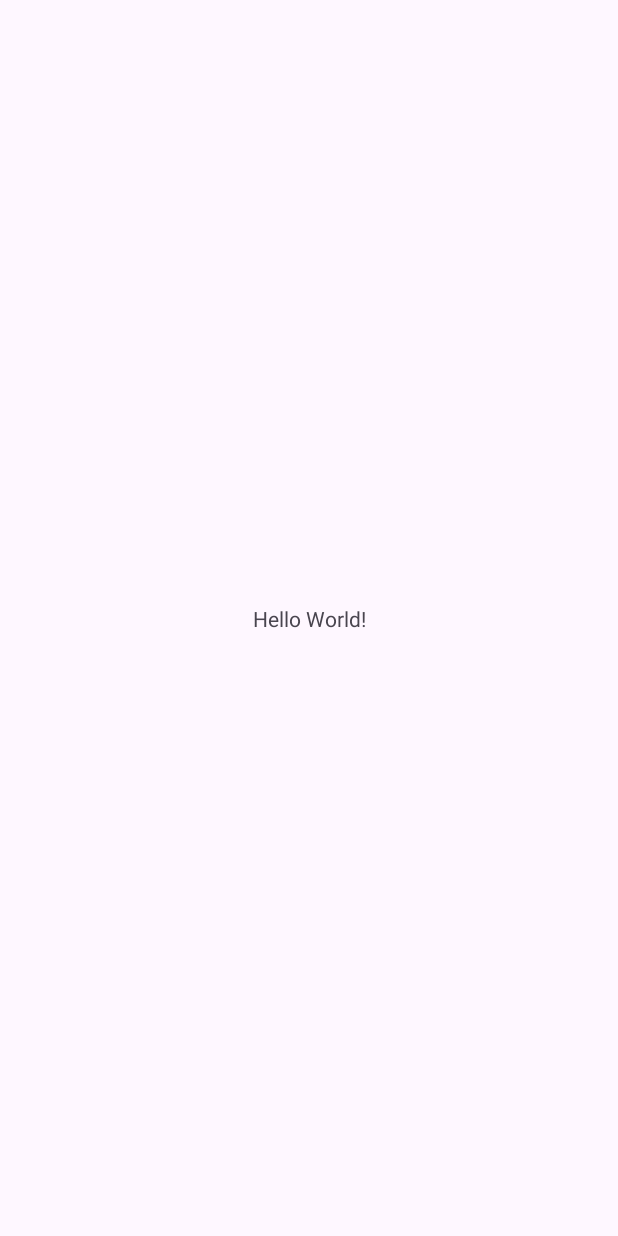
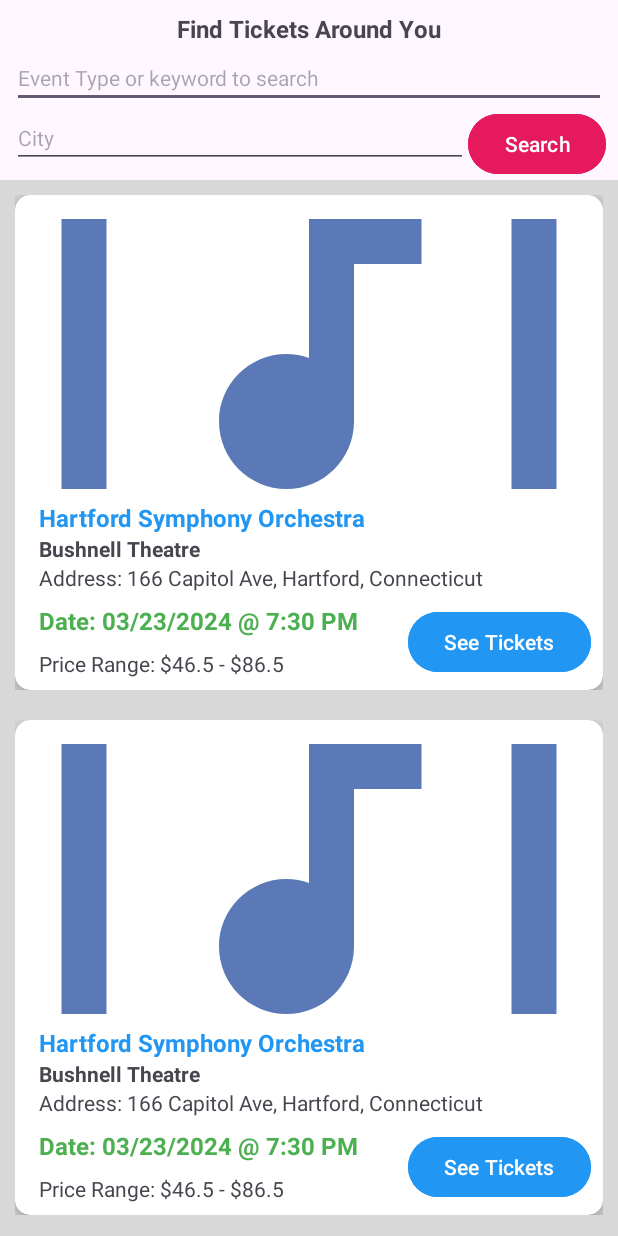
Before and after one commit to SaifRashid/TicketFinderApp, an Android app: the screen it shows after launch (MainActivity), on a phone screen of 412 x 824 dp. Before the commit the screen is almost empty. Run offline under Robolectric (Android 15) with nearby library versions, the phone set to English and light mode, and no system bars.

Commit message:
Made Recycler View

```diff
--- a/app/src/main/java/com/example/ticketfinderapp/MainActivity.kt
+++ b/app/src/main/java/com/example/ticketfinderapp/MainActivity.kt
@@ -2,10 +2,17 @@
 
 import androidx.appcompat.app.AppCompatActivity
 import android.os.Bundle
+import androidx.recyclerview.widget.LinearLayoutManager
+import androidx.recyclerview.widget.RecyclerView
 
 class MainActivity : AppCompatActivity() {
     override fun onCreate(savedInstanceState: Bundle?) {
         super.onCreate(savedInstanceState)
         setContentView(R.layout.activity_main)
+
+        val recyclerView = findViewById<RecyclerView>(R.id.RecyclerView)
+
+        recyclerView.adapter = MyRecyclerAdapter()
+        recyclerView.layoutManager = LinearLayoutManager(this)
     }
 }
--- /dev/null
+++ b/app/src/main/java/com/example/ticketfinderapp/MyRecyclerAdapter.kt
@@ -0,0 +1,45 @@
+package com.example.ticketfinderapp
+
+import android.view.LayoutInflater
+import android.view.View
+import android.view.ViewGroup
+import android.widget.Button
+import android.widget.ImageView
+import android.widget.TextView
+import androidx.cardview.widget.CardView
+import androidx.recyclerview.widget.RecyclerView
+
+class MyRecyclerAdapter() : RecyclerView.Adapter<MyRecyclerAdapter.MyViewHolder>() {
+    // Provide a reference to the views for each data item
+// Complex data items may need more than one view per item, and
+// you provide access to all the views for a data item in a view holder.
+    class MyViewHolder(itemView: View) : RecyclerView.ViewHolder(itemView) {
+        val image = itemView.findViewById<ImageView>(R.id.imageView)
+        val title = itemView.findViewById<TextView>(R.id.textView_title)
+        val location = itemView.findViewById<TextView>(R.id.textView_location)
+        val address = itemView.findViewById<TextView>(R.id.textView_address)
+        val date = itemView.findViewById<TextView>(R.id.textView_date)
+        val range = itemView.findViewById<TextView>(R.id.textView_range)
+    }
+
+    // Create new views (invoked by the layout manager)
+    override fun onCreateViewHolder(parent: ViewGroup, viewType: Int): MyViewHolder {
+        val view = LayoutInflater.from(parent.context).inflate(R.layout.row_item, parent, false)
+        return MyViewHolder(view)
+    }
+
+    // Replace the contents of a view (invoked by the layout manager)
+    override fun onBindViewHolder(holder: MyViewHolder, position: Int) {
+        holder.image.setImageResource(R.drawable.baseline_music_video_24)
+        holder.title.text = "Hartford Symphony Orchestra"
+        holder.location.text = "Bushnell Theatre"
+        holder.address.text = "Address: 166 Capitol Ave, Hartford, Connecticut"
+        holder.date.text = "Date: 03/23/2024 @ 7:30 PM"
+        holder.range.text = "Price Range: \$46.5 - \$86.5"
+    }
+
+    // Return the size of your dataset (invoked by the layout manager)
+    override fun getItemCount(): Int {
+        return 20
+    }
+}
--- /dev/null
+++ b/app/src/main/res/drawable/baseline_music_video_24.xml
@@ -0,0 +1,5 @@
+<vector android:height="24dp" android:tint="#5A79B6"
+    android:viewportHeight="24" android:viewportWidth="24"
+    android:width="24dp" xmlns:android="http://schemas.android.com/apk/res/android">
+    <path android:fillColor="@android:color/white" android:pathData="M21,3L3,3c-1.1,0 -2,0.9 -2,2v14c0,1.1 0.9,2 2,2h18c1.1,0 2,-0.9 2,-2L23,5c0,-1.1 -0.9,-2 -2,-2zM21,19L3,19L3,5h18v14zM8,15c0,-1.66 1.34,-3 3,-3 0.35,0 0.69,0.07 1,0.18L12,6h5v2h-3v7.03c-0.02,1.64 -1.35,2.97 -3,2.97 -1.66,0 -3,-1.34 -3,-3z"/>
+</vector>
--- a/app/src/main/res/layout/activity_main.xml
+++ b/app/src/main/res/layout/activity_main.xml
@@ -7,12 +7,63 @@
     tools:context=".MainActivity">
 
     <TextView
+        android:id="@+id/textView"
         android:layout_width="wrap_content"
         android:layout_height="wrap_content"
-        android:text="Hello World!"
-        app:layout_constraintBottom_toBottomOf="parent"
+        android:layout_marginTop="8dp"
+        android:text="Find Tickets Around You"
+        android:textSize="16sp"
+        android:textStyle="bold"
         app:layout_constraintEnd_toEndOf="parent"
         app:layout_constraintStart_toStartOf="parent"
         app:layout_constraintTop_toTopOf="parent" />
 
+    <EditText
+        android:id="@+id/editText_keyword"
+        android:layout_width="0dp"
+        android:layout_height="wrap_content"
+        android:layout_marginStart="8dp"
+        android:layout_marginTop="2dp"
+        android:layout_marginEnd="8dp"
+        android:ems="10"
+        android:hint="Event Type or keyword to search"
+        android:inputType="text"
+        android:textSize="14sp"
+        app:layout_constraintEnd_toEndOf="parent"
+        app:layout_constraintStart_toStartOf="parent"
+        app:layout_constraintTop_toBottomOf="@+id/textView" />
+
+    <EditText
+        android:id="@+id/editText_city"
+        android:layout_width="0dp"
+        android:layout_height="wrap_content"
+        android:layout_marginStart="8dp"
+        android:ems="10"
+        android:hint="City"
+        android:inputType="text"
+        android:textSize="14sp"
+        app:layout_constraintEnd_toStartOf="@+id/button_search"
+        app:layout_constraintStart_toStartOf="parent"
+        app:layout_constraintTop_toBottomOf="@+id/editText_keyword" />
+
+    <Button
+        android:id="@+id/button_search"
+        android:layout_width="wrap_content"
+        android:layout_height="wrap_content"
+        android:layout_marginEnd="8dp"
+        android:backgroundTint="#E6185E"
+        android:text="Search"
+        app:layout_constraintEnd_toEndOf="parent"
+        app:layout_constraintTop_toBottomOf="@+id/editText_keyword" />
+
+    <androidx.recyclerview.widget.RecyclerView
+        android:id="@+id/RecyclerView"
+        android:layout_width="0dp"
+        android:layout_height="0dp"
+        android:layout_marginTop="8dp"
+        app:layout_constraintBottom_toBottomOf="parent"
+        app:layout_constraintEnd_toEndOf="parent"
+        app:layout_constraintStart_toStartOf="parent"
+        app:layout_constraintTop_toBottomOf="@+id/editText_city"
+        tools:listitem="@layout/row_item" />
 </androidx.constraintlayout.widget.ConstraintLayout>
--- /dev/null
+++ b/app/src/main/res/layout/row_item.xml
@@ -0,0 +1,111 @@
+<?xml version="1.0" encoding="utf-8"?>
+<androidx.constraintlayout.widget.ConstraintLayout xmlns:android="http://schemas.android.com/apk/res/android"
+    xmlns:app="http://schemas.android.com/apk/res-auto"
+    xmlns:tools="http://schemas.android.com/tools"
+    android:layout_width="match_parent"
+    android:layout_height="wrap_content"
+    android:background="#000000"
+    android:backgroundTint="#D8D8D8"
+    android:padding="10dp">
+
+    <androidx.cardview.widget.CardView
+        android:id="@+id/CardView"
+        android:layout_width="0dp"
+        android:layout_height="wrap_content"
+        app:cardCornerRadius="10dp"
+        app:cardElevation="10dp"
+        app:layout_constraintEnd_toEndOf="parent"
+        app:layout_constraintStart_toStartOf="parent"
+        app:layout_constraintTop_toTopOf="parent">
+
+        <androidx.constraintlayout.widget.ConstraintLayout
+            android:layout_width="match_parent"
+            android:layout_height="match_parent">
+
+            <ImageView
+                android:id="@+id/imageView"
+                android:layout_width="0dp"
+                android:layout_height="180dp"
+                android:layout_marginStart="16dp"
+                android:layout_marginTop="16dp"
+                android:layout_marginEnd="16dp"
+                android:scaleType="centerCrop"
+                app:layout_constraintEnd_toEndOf="parent"
+                app:layout_constraintStart_toStartOf="parent"
+                app:layout_constraintTop_toTopOf="parent"
+                tools:src="@tools:sample/avatars"
+                tools:srcCompat="@drawable/baseline_music_video_24" />
+
+            <TextView
+                android:id="@+id/textView_title"
+                android:layout_width="wrap_content"
+                android:layout_height="wrap_content"
+                android:layout_marginStart="16dp"
+                android:layout_marginTop="8dp"
+                android:text="Hartford Symphony Orchestra"
+                android:textColor="#2196F3"
+                android:textSize="16sp"
+                android:textStyle="bold"
+                app:layout_constraintStart_toStartOf="parent"
+                app:layout_constraintTop_toBottomOf="@+id/imageView" />
+
+            <TextView
+                android:id="@+id/textView_location"
+                android:layout_width="wrap_content"
+                android:layout_height="wrap_content"
+                android:layout_marginStart="16dp"
+                android:text="Bushnell Theatre"
+                android:textSize="14sp"
+                android:textStyle="bold"
+                app:layout_constraintStart_toStartOf="parent"
+                app:layout_constraintTop_toBottomOf="@+id/textView_title" />
+
+            <TextView
+                android:id="@+id/textView_address"
+                android:layout_width="wrap_content"
+                android:layout_height="wrap_content"
+                android:layout_marginStart="16dp"
+                android:text="Address: 166 Capitol Ave, Hartford, Connecticut"
+                app:layout_constraintStart_toStartOf="parent"
+                app:layout_constraintTop_toBottomOf="@+id/textView_location" />
+
+            <TextView
+                android:id="@+id/textView_date"
+                android:layout_width="wrap_content"
+                android:layout_height="wrap_content"
+                android:layout_marginStart="16dp"
+                android:layout_marginTop="8dp"
+                android:text="Date: 03/23/2024 @ 7:30 PM"
+                android:textColor="#4CAF50"
+                android:textSize="16sp"
+                android:textStyle="bold"
+                app:layout_constraintStart_toStartOf="parent"
+                app:layout_constraintTop_toBottomOf="@+id/textView_address" />
+
+            <Button
+                android:id="@+id/button_tickets"
+                android:layout_width="wrap_content"
+                android:layout_height="wrap_content"
+                android:layout_marginEnd="8dp"
+                android:layout_marginBottom="8dp"
+                android:backgroundTint="#2196F3"
+                android:text="See Tickets"
+                app:layout_constraintBottom_toBottomOf="parent"
+                app:layout_constraintEnd_toEndOf="parent" />
+
+            <TextView
+                android:id="@+id/textView_range"
+                android:layout_width="wrap_content"
+                android:layout_height="wrap_content"
+                android:layout_marginStart="16dp"
+                android:layout_marginTop="8dp"
+                android:layout_marginBottom="8dp"
+                android:text="Price Range: $46.5 - $86.5"
+                android:textSize="14sp"
+                app:layout_constraintBottom_toBottomOf="parent"
+                app:layout_constraintStart_toStartOf="parent"
+                app:layout_constraintTop_toBottomOf="@+id/textView_date" />
+        </androidx.constraintlayout.widget.ConstraintLayout>
+
+    </androidx.cardview.widget.CardView>
+</androidx.constraintlayout.widget.ConstraintLayout>
```
